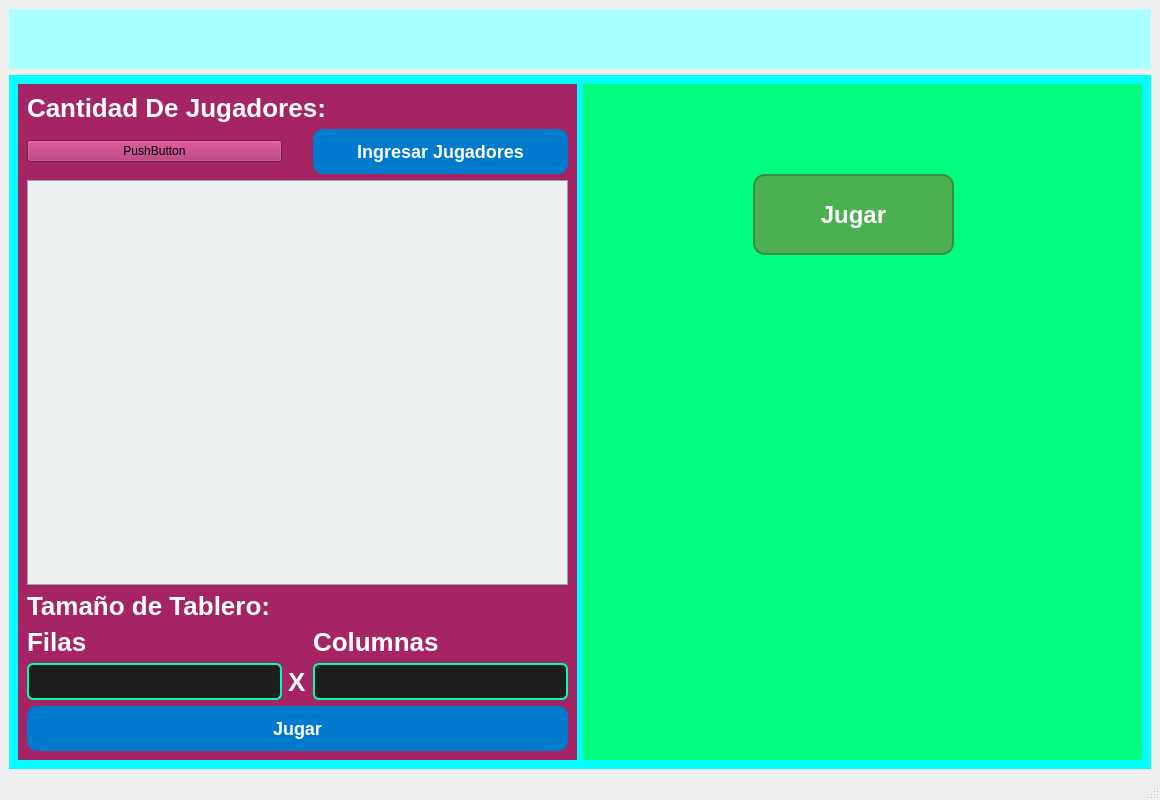
First picture: the form in mainwindow.ui, repository EDK367/BoxBuilder_TC, before the edit.
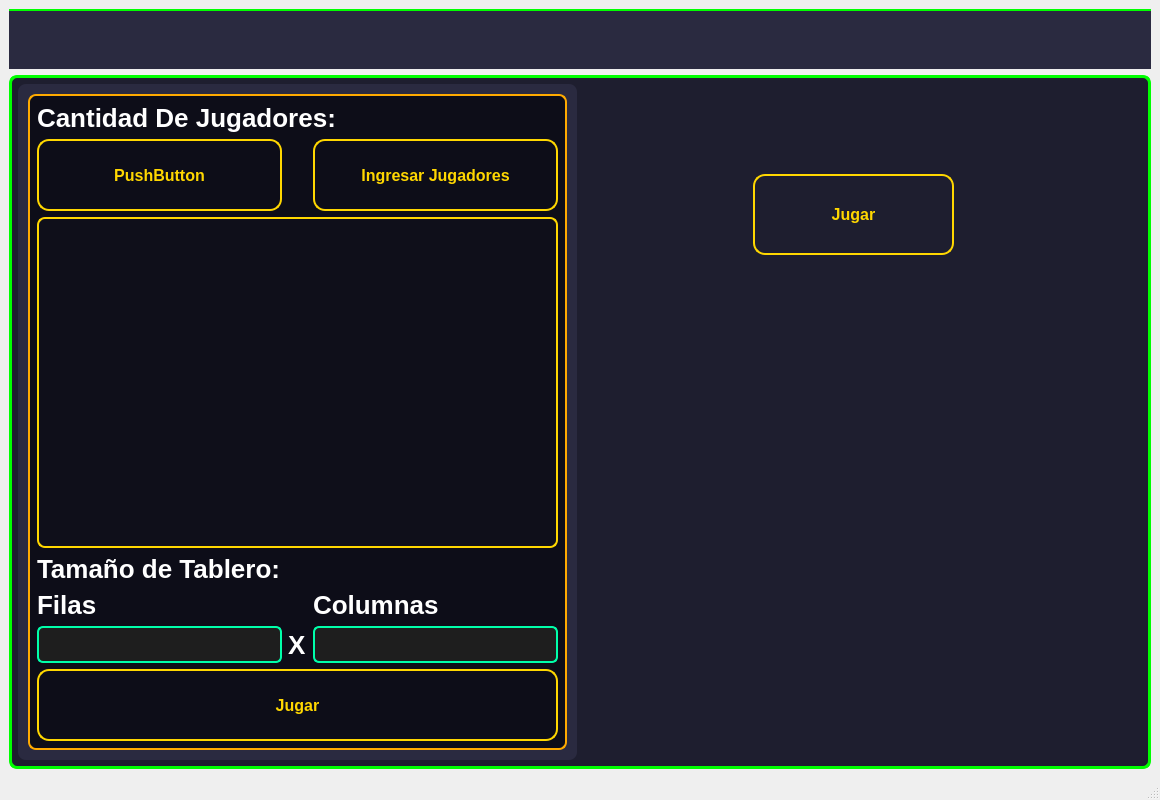
Second picture: the form after the edit.

What changed in the file:
```diff
--- a/mainwindow.ui
+++ b/mainwindow.ui
@@ -18,17 +18,32 @@
     <item row="1" column="0">
      <widget class="QWidget" name="container" native="true">
       <property name="styleSheet">
-       <string notr="true">background-color: rgb(0, 255, 255)</string>
+       <string notr="true">QWidget#container {
+    background-color: #1e1e2f;
+    border: 3px solid #00ff00;
+    border-radius: 8px;
+}</string>
       </property>
       <layout class="QHBoxLayout" name="horizontalLayout">
        <item>
         <widget class="QStackedWidget" name="panelW">
+         <property name="styleSheet">
+          <string notr="true">QWidget#panelW {
+    background-color: #2a2a40;
+    border-radius: 8px;
+    padding: 10px;
+}</string>
+         </property>
          <property name="currentIndex">
           <number>0</number>
          </property>
          <widget class="QWidget" name="playW">
           <property name="styleSheet">
-           <string notr="true">background-color: rgb(164,  36, 100)</string>
+           <string notr="true">QWidget#playW {
+    background-color: #0d0d18;
+    border: 2px solid #ffaa00;
+    border-radius: 8px;
+}</string>
           </property>
           <layout class="QGridLayout" name="gridLayout">
            <item row="0" column="0">
@@ -130,26 +145,94 @@
               <widget class="QTableWidget" name="tableWidget">
                <property name="styleSheet">
                 <string notr="true">QHeaderView::section {
-    background-color: #2c3e50;
-    color: white;
-    padding: 4px;
-    border: 1px solid #34495e;
+    background-color: qlineargradient(spread:pad, x1:0, y1:0, x2:1, y2:0, stop:0 #1a1a2e, stop:1 #2c2c44);
+    color: #FFD700;
+    padding: 6px;
     font-weight: bold;
+    border: 1px solid #FFD700;
+    font-size: 13px;
+    text-align: center;
+    min-height: 35px; 
 }
 
-QTableWidget {
-    background-color: #ecf0f1;
-    alternate-background-color: #dfe6e9;
-    selection-background-color: #3498db;
-    selection-color: white;
-color: black;
-    border: 1px solid #95a5a6;
-    gridline-color: #bdc3c7;
+QPushButton {
+    background-color: qlineargradient(spread:pad, x1:0, y1:0, x2:1, y2:0, stop:0 #1a1a2e, stop:1 #2c2c44);
+    color: #FFD700;
+    border: 2px solid #FFD700;
+    border-radius: 6px;
+    padding: 4px 12px;
+    font-weight: bold;
+    font-size: 12px;
 }
 
+QPushButton:hover {
+    background-color: qlineargradient(spread:pad, x1:0, y1:0, x2:1, y2:0, stop:0 #2c2c44, stop:1 #3a3a5a);
+    color: #fff700;
+}
+
+QPushButton:pressed {
+    background-color: #FFD700;
+    color: #1a1a2e;
+}
 QTableWidget QTableCornerButton::section {
-    background-color: #2c3e50;
-    border: 1px solid #34495e;
+    background-color: #1a1a2e;
+    border: 1px solid #FFD700;
+}
+
+QTableWidget {
+    border: 2px solid #FFD700;
+    border-radius: 8px;
+    gridline-color: #FFD700;
+    background-color: #0f0f1a;
+    alternate-background-color: #1a1a2e;
+    selection-background-color: #FFD700;
+    selection-color: black;
+    color: #ecf0f1;
+    font-size: 12px;
+    outline: 0;
+}
+
+QTableWidget::item {
+    padding: 1px;
+}
+
+QTableWidget::item:hover {
+    background-color: #333355;
+    color: #FFD700;
+}
+
+QScrollBar:vertical {
+    width: 15px;
+    background: #0f0f1a;
+    border-left: 1px solid #FFD700;
+    border-radius: 6px;
+}
+
+QScrollBar::handle:vertical {
+    background: qlineargradient(x1:0, y1:0, x2:0, y2:1, stop:0 #FFD700, stop:1 #f1c40f);
+    min-height: 20px;
+    border-radius: 6px;
+}
+
+QScrollBar::handle:vertical:hover {
+    background: #ffea00;
+}
+
+QScrollBar:horizontal {
+    height: 12px;
+    background: #0f0f1a;
+    border-top: 1px solid #FFD700;
+    border-radius: 6px;
+}
+
+QScrollBar::handle:horizontal {
+    background: qlineargradient(x1:0, y1:0, x2:1, y2:0, stop:0 #FFD700, stop:1 #f1c40f);
+    min-width: 20px;
+    border-radius: 6px;
+}
+
+QScrollBar::handle:horizontal:hover {
+    background: #ffea00;
 }
 </string>
                </property>
@@ -189,13 +272,17 @@
               <widget class="QPushButton" name="playersB">
                <property name="styleSheet">
                 <string notr="true">QPushButton {
-    background-color: #007ACC;
-    color: white;
-    font-size: 18px;
+    background-color: qlineargradient(spread:pad, x1:0, y1:0, x2:0, y2:1, 
+                                      stop:0 #1a1a2e, stop:0.5 #16213e, stop:1 #0f3460);
+    color: #FFD700;
+    font-size: 16px;
     font-weight: bold;
-    border-radius: 10px;
-    padding: 12px 24px;
-    border: none;
+    font-family: 'Segoe UI', sans-serif;
+    border-radius: 12px;
+    padding: 14px 28px;
+    border: 2px solid #FFD700;
+    min-width: 120px;
+    min-height: 40px;
 }
 
 QPushButton:hover {
@@ -203,7 +290,17 @@
 }
 
 QPushButton:pressed {
-    background-color: #003F6B;
+    background-color: qlineargradient(spread:pad, x1:0, y1:0, x2:0, y2:1, 
+                                      stop:0 #FFD700, stop:1 #ffcc00);
+    color: #0f3460;
+    border: 2px solid #0f3460;
+    padding: 15px 27px 13px 29px;
+}
+
+QPushButton:disabled {
+    background-color: #2c3e50;
+    color: #7f8c8d;
+    border: 2px solid #7f8c8d;
 }
 </string>
                </property>
@@ -214,6 +311,43 @@
              </item>
              <item row="1" column="0">
               <widget class="QPushButton" name="pushButton">
+               <property name="styleSheet">
+                <string notr="true">QPushButton {
+    background-color: qlineargradient(spread:pad, x1:0, y1:0, x2:0, y2:1, 
+                                      stop:0 #1a1a2e, stop:0.5 #16213e, stop:1 #0f3460);
+    color: #FFD700;
+    font-size: 16px;
+    font-weight: bold;
+    font-family: 'Segoe UI', sans-serif;
+    border-radius: 12px;
+    padding: 14px 28px;
+    border: 2px solid #FFD700;
+    min-width: 120px;
+    min-height: 40px;
+}
+
+QPushButton:hover {
+    background-color: qlineargradient(spread:pad, x1:0, y1:0, x2:0, y2:1, 
+                                      stop:0 #2a2a4e, stop:0.5 #1e3a5f, stop:1 #134074);
+    color: #fffacd;
+    border: 2px solid #fffacd;
+}
+
+QPushButton:pressed {
+    background-color: qlineargradient(spread:pad, x1:0, y1:0, x2:0, y2:1, 
+                                      stop:0 #FFD700, stop:1 #ffcc00);
+    color: #0f3460;
+    border: 2px solid #0f3460;
+    padding: 15px 27px 13px 29px;
+}
+
+QPushButton:disabled {
+    background-color: #2c3e50;
+    color: #7f8c8d;
+    border: 2px solid #7f8c8d;
+}
+</string>
+               </property>
                <property name="text">
                 <string>PushButton</string>
                </property>
@@ -225,13 +359,17 @@
             <widget class="QPushButton" name="play">
              <property name="styleSheet">
               <string notr="true">QPushButton {
-    background-color: #007ACC;
-    color: white;
-    font-size: 18px;
+    background-color: qlineargradient(spread:pad, x1:0, y1:0, x2:0, y2:1, 
+                                      stop:0 #1a1a2e, stop:0.5 #16213e, stop:1 #0f3460);
+    color: #FFD700;
+    font-size: 16px;
     font-weight: bold;
-    border-radius: 10px;
-    padding: 12px 24px;
-    border: none;
+    font-family: 'Segoe UI', sans-serif;
+    border-radius: 12px;
+    padding: 14px 28px;
+    border: 2px solid #FFD700;
+    min-width: 120px;
+    min-height: 40px;
 }
 
 QPushButton:hover {
@@ -239,7 +377,17 @@
 }
 
 QPushButton:pressed {
-    background-color: #003F6B;
+    background-color: qlineargradient(spread:pad, x1:0, y1:0, x2:0, y2:1, 
+                                      stop:0 #FFD700, stop:1 #ffcc00);
+    color: #0f3460;
+    border: 2px solid #0f3460;
+    padding: 15px 27px 13px 29px;
+}
+
+QPushButton:disabled {
+    background-color: #2c3e50;
+    color: #7f8c8d;
+    border: 2px solid #7f8c8d;
 }
 </string>
              </property>
@@ -272,8 +420,11 @@
           </size>
          </property>
          <property name="styleSheet">
-          <string notr="true">background-color: rgb(0, 255, 127)
-</string>
+          <string notr="true">QWidget#optionsGame {
+    background-color: #2a2a40;
+    border-radius: 8px;
+    padding: 10px;
+}</string>
          </property>
          <widget class="QPushButton" name="playB">
           <property name="geometry">
@@ -286,13 +437,17 @@
           </property>
           <property name="styleSheet">
            <string notr="true">QPushButton {
-    background-color: #4CAF50;
-    color: white;
-    font-size: 24px;
+    background-color: qlineargradient(spread:pad, x1:0, y1:0, x2:0, y2:1, 
+                                      stop:0 #1a1a2e, stop:0.5 #16213e, stop:1 #0f3460);
+    color: #FFD700;
+    font-size: 16px;
     font-weight: bold;
+    font-family: 'Segoe UI', sans-serif;
     border-radius: 12px;
-    padding: 20px 40px;
-    border: 2px solid #388E3C;
+    padding: 14px 28px;
+    border: 2px solid #FFD700;
+    min-width: 120px;
+    min-height: 40px;
 }
 
 QPushButton:hover {
@@ -300,8 +455,17 @@
 }
 
 QPushButton:pressed {
-    background-color: #2E7D32;
-    border-style: inset;
+    background-color: qlineargradient(spread:pad, x1:0, y1:0, x2:0, y2:1, 
+                                      stop:0 #FFD700, stop:1 #ffcc00);
+    color: #0f3460;
+    border: 2px solid #0f3460;
+    padding: 15px 27px 13px 29px;
+}
+
+QPushButton:disabled {
+    background-color: #2c3e50;
+    color: #7f8c8d;
+    border: 2px solid #7f8c8d;
 }
 </string>
           </property>
@@ -329,7 +493,11 @@
        </size>
       </property>
       <property name="styleSheet">
-       <string notr="true">background-color: rgb(170, 255, 255)</string>
+       <string notr="true">QWidget#nav {
+    background-color: #2a2a40;
+    border-top: 2px solid #00ff00;
+    border-radius: 0;
+}</string>
       </property>
      </widget>
     </item>
```
Left out of the diff: 15 changed lines with no effect on the pictures.
